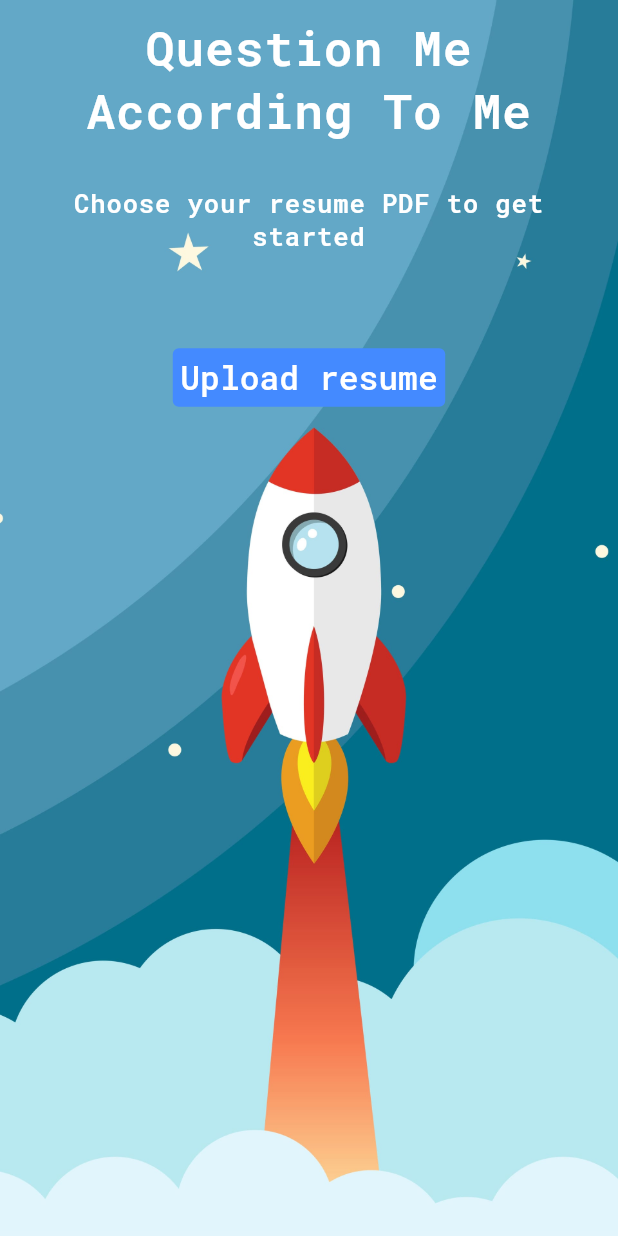
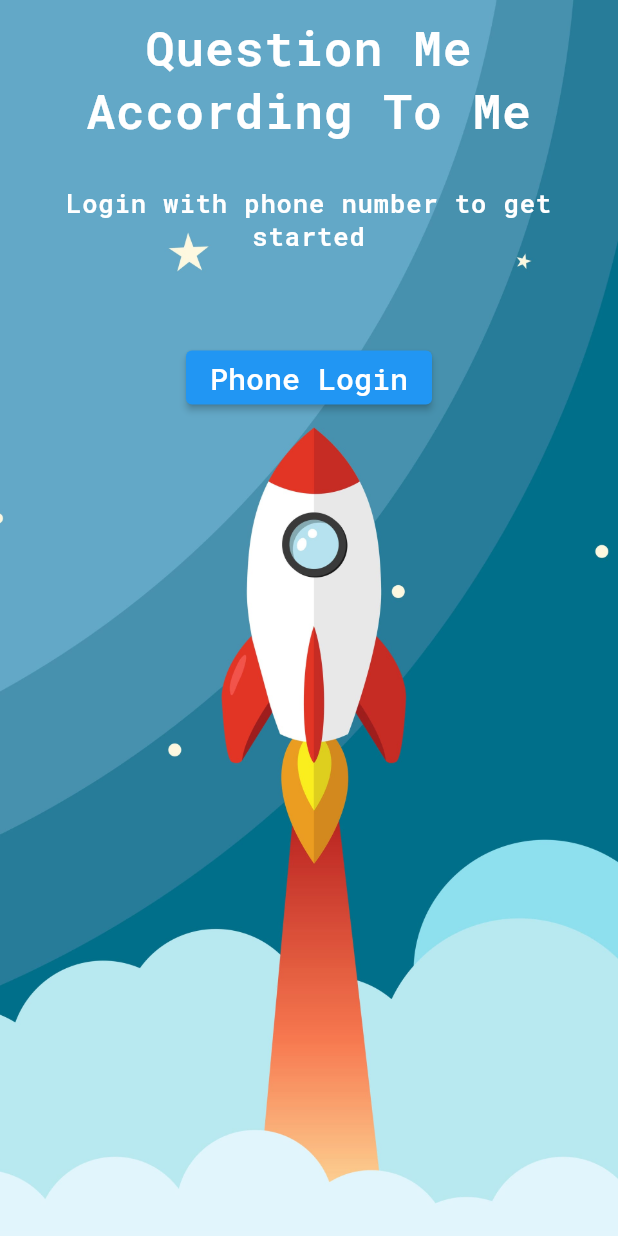
Before and after one commit to Arjun-Mishra-312/question_me, a Flutter app: the PdftoText screen opened directly, on a phone screen of 412 x 824 dp. Run offline on Flutter 3.47's test engine with Material 2 defaults, Android fonts, the phone set to English and light mode, and no system bars; our stand-ins replace circular_countdown_timer, file_picker, google_fonts, image_picker, video_player; missing offline and left inert: pdf_text, sawo.

Commit message:
Sawo login

```diff
--- a/lib/main.dart
+++ b/lib/main.dart
@@ -1,6 +1,5 @@
 import 'package:flutter/material.dart';
 import 'package:flutter/services.dart';
-import 'package:question_me/sawo_integration.dart';
 import 'package:question_me/video_recorder.dart';
 import 'pickpdf.dart';
 
@@ -19,7 +18,7 @@ class MyApp extends StatelessWidget {
     ));
     return MaterialApp(
       debugShowCheckedModeBanner: false,
-      home: SawoLogin(),
+      home: PdftoText(),
     );
   }
 }
--- a/lib/pickpdf.dart
+++ b/lib/pickpdf.dart
@@ -4,6 +4,7 @@ import 'package:google_fonts/google_fonts.dart';
 import 'dart:async';
 import 'package:pdf_text/pdf_text.dart';
 import 'package:question_me/video_recorder.dart';
+import 'package:sawo/sawo.dart';
 
 class PdftoText extends StatefulWidget {
   @override
@@ -13,6 +14,25 @@ class PdftoText extends StatefulWidget {
 class _PdftoText extends State<PdftoText> {
   PDFDoc? _pdfDoc;
   String _text = "";
+  bool loggedin = false;
+
+  // user payload
+  String? user;
+  void payloadCallback(context, payload) {
+    if (payload == null || (payload is String && payload.length == 0)) {
+      payload = "Login Failed :(";
+    }
+    setState(() {
+      user = payload;
+      loggedin = !loggedin;
+    });
+    Navigator.push(
+      context,
+      MaterialPageRoute(
+        builder: (context) => PdftoText(),
+      ),
+    );
+  }
 
   @override
   void initState() {
@@ -44,8 +64,12 @@ class _PdftoText extends State<PdftoText> {
               textAlign: TextAlign.center,
             ),
             Spacer(),
-            Text(
-              "Choose your resume PDF to get started",
+            Visibility(
+              visible: true,
+              child: Text(
+                loggedin
+                    ? "Choose your resume PDF to get started"
+                    : "Login with phone number to get started",
                 style: TextStyle(
                     color: Colors.white,
                     fontSize: 17,
@@ -54,8 +78,11 @@ class _PdftoText extends State<PdftoText> {
                     fontFamily: GoogleFonts.robotoMono().fontFamily),
                 textAlign: TextAlign.center,
               ),
+            ),
             Spacer(flex: 2),
-            TextButton(
+            Visibility(
+              visible: loggedin,
+              child: TextButton(
                 child: Text(
                   "Upload resume",
                   style: TextStyle(
@@ -68,16 +95,28 @@ class _PdftoText extends State<PdftoText> {
                     backgroundColor: Colors.blueAccent),
                 onPressed: _pickPDFText,
               ),
-            // TextButton(
-            //   child: Text(
-            //     "Read whole document",
-            //     style: TextStyle(color: Colors.white),
-            //   ),
-            //   style: TextButton.styleFrom(
-            //       padding: EdgeInsets.all(5),
-            //       backgroundColor: Colors.blueAccent),
-            //   onPressed: _buttonsEnabled ? _readWholeDoc : () {},
-            // ),
+            ),
+            Visibility(
+              visible: !loggedin,
+              child: Center(
+                child: ElevatedButton(
+                  onPressed: () {
+                    Sawo(
+                      apiKey: "a9b60e57-6c15-4b8e-b987-6fc3200ce4c5",
+                      secretKey:
+                          "60b3b1bfc3c4efd4eaf3e7cdFj3XHbJ2Xb0wKgZgUdgILM5s",
+                    ).signIn(
+                      context: context,
+                      identifierType: 'phone_number_sms',
+                      callback: payloadCallback,
+                    );
+                  },
+                  child: Text('Phone Login',
+                      style: GoogleFonts.robotoMono(
+                          fontSize: 20, color: Colors.white)),
+                ),
+              ),
+            ),
             Spacer(
               flex: 18,
             ),
@@ -115,7 +154,8 @@ class _PdftoText extends State<PdftoText> {
       MaterialPageRoute(
         builder: (context) => MyHomePage(
           text: _text,
-              )),
+        ),
+      ),
     );
   }
 }
--- a/lib/questions.dart
+++ b/lib/questions.dart
@@ -19,8 +19,3 @@ List<String> dsaQuestions = [
   "How does Radix Sort work?",
 
 ];
-
-List<String> pythonQuestion =
-[
-
-];
--- a/lib/response_screen.dart
+++ b/lib/response_screen.dart
@@ -1,5 +1,4 @@
 import 'dart:io';
-
 import 'package:flutter/foundation.dart';
 import 'package:flutter/material.dart';
 import 'package:google_fonts/google_fonts.dart';
```
Also changed, not shown: lib/sawo_integration.dart (deleted, +0 -52 lines). Lines whose indentation alone changed are shown as unchanged.
